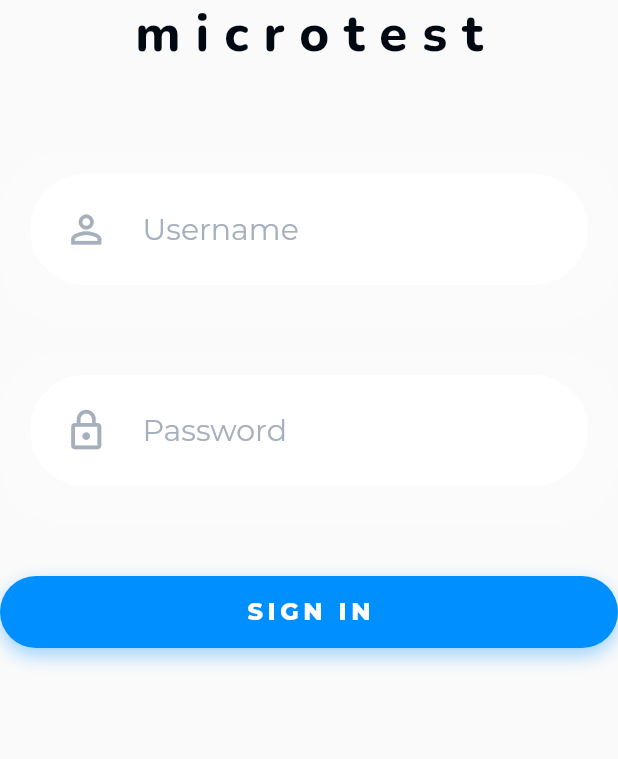
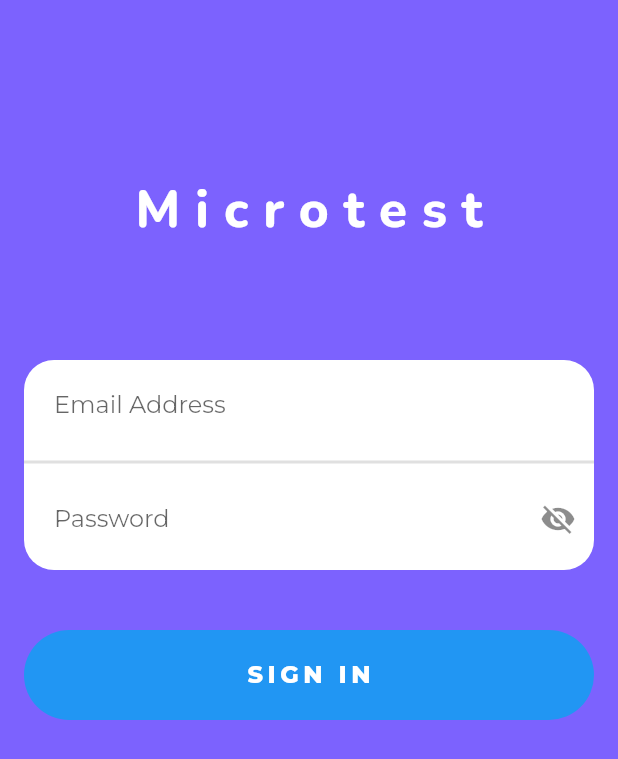
Before and after one commit to Donfreddy/microtest, a Flutter app: the screen it shows after launch, on a phone screen of 412 x 824 dp. Shown: the top 759 px of the screen. Run offline on Flutter 3.47's test engine with Material 2 defaults, Android fonts, the phone set to English and light mode, and no system bars; drawn by our look-alikes of loader_overlay; our stand-ins replace badges, cloud_firestore, firebase_auth, firebase_core, flutter_svg, google_fonts and 2 more; missing offline and left inert: cron, http_interceptor, multiavatar; accounts and stored records are empty; network calls fail.

Commit message:
fix: update login_page.dart

```diff
--- a/lib/pages/login_page.dart
+++ b/lib/pages/login_page.dart
@@ -4,6 +4,7 @@ import 'package:loader_overlay/loader_overlay.dart';
 import 'package:provider/provider.dart';
 
 import '../providers/authentication.dart';
+import '../theme/colors.dart';
 
 class LoginPage extends StatefulWidget {
   const LoginPage({Key? key}) : super(key: key);
@@ -16,42 +17,139 @@ class _LoginPageState extends State<LoginPage> {
   final _formKey = GlobalKey<FormState>();
   final _emailController = TextEditingController();
   final _passwordController = TextEditingController();
+  bool _isObscure = true;
 
   @override
   Widget build(BuildContext context) {
     return Scaffold(
+      backgroundColor: appBgColorPrimary,
       body: LoaderOverlay(
         child: SingleChildScrollView(
+          reverse: true,
           child: Column(
             crossAxisAlignment: CrossAxisAlignment.center,
             children: [
-              _logoText(),
+              const SizedBox(height: 40),
+              Center(
+                child: Container(
+                  height: 200,
+                  alignment: Alignment.center,
+                  child: Text(
+                    "Microtest",
+                    style: GoogleFonts.nunito(
+                      textStyle: const TextStyle(
+                        fontSize: 34,
+                        fontWeight: FontWeight.w800,
+                        color: Colors.white,
+                        letterSpacing: 10,
+                      ),
+                    ),
+                    // textAlign: TextAlign.center,
+                  ),
+                ),
+              ),
               Form(
-                  key: _formKey,
-                  autovalidateMode: AutovalidateMode.onUserInteraction,
+                key: _formKey,
+                child: Padding(
+                  padding: const EdgeInsets.symmetric(horizontal: 16),
                   child: Column(
                     children: [
-                      _inputField(
-                          _emailController,
-                          const Icon(
-                            Icons.person_outline,
-                            size: 30,
-                            color: Color(0xffA6B0BD),
+                      Container(
+                        height: 140,
+                        width: 530,
+                        decoration: const BoxDecoration(
+                            borderRadius: BorderRadius.all(Radius.circular(20)),
+                            color: Colors.white),
+                        child: Column(
+                          children: <Widget>[
+                            TextFormField(
+                              controller: _emailController,
+                              textInputAction: TextInputAction.next,
+                              keyboardType: TextInputType.emailAddress,
+                              style: GoogleFonts.montserrat(
+                                textStyle: const TextStyle(
+                                  fontSize: 16,
+                                  fontWeight: FontWeight.w400,
+                                  color: Color(0xff000912),
+                                ),
+                              ),
+                              decoration: const InputDecoration(
+                                  border: InputBorder.none,
+                                  hintText: "Email Address",
+                                  contentPadding: EdgeInsets.all(20)),
+                              onEditingComplete: () =>
+                                  FocusScope.of(context).nextFocus(),
+                            ),
+                            const Divider(thickness: 2),
+                            TextFormField(
+                              controller: _passwordController,
+                              textInputAction: TextInputAction.done,
+                              keyboardType: TextInputType.text,
+                              style: GoogleFonts.montserrat(
+                                textStyle: const TextStyle(
+                                  fontSize: 16,
+                                  fontWeight: FontWeight.w400,
+                                  color: Color(0xff000912),
+                                ),
+                              ),
+                              decoration: InputDecoration(
+                                border: InputBorder.none,
+                                hintText: "Password",
+                                contentPadding: const EdgeInsets.all(20),
+                                // Adding the visibility icon to toggle visibility of the password field
+                                suffixIcon: IconButton(
+                                  icon: Icon(_isObscure
+                                      ? Icons.visibility_off
+                                      : Icons.visibility),
+                                  onPressed: () {
+                                    setState(() {
+                                      _isObscure = !_isObscure;
+                                    });
+                                  },
+                                ),
+                              ),
+                              obscureText: _isObscure,
+                            ),
+                          ],
+                        ),
+                      ),
+                      const SizedBox(height: 40),
+                      Container(
+                        width: MediaQuery.of(context).size.width / 0.4,
+                        height: 60,
+                        padding: const EdgeInsets.only(top: 00),
+                        child: ElevatedButton(
+                          style: ElevatedButton.styleFrom(
+                            elevation: 0,
+                            shape: const StadiumBorder(),
                           ),
-                          "Username",
-                          false),
-                      _inputField(
-                          _passwordController,
-                          const Icon(
-                            Icons.lock_outline,
-                            size: 30,
-                            color: Color(0xffA6B0BD),
+                          onPressed: () {
+                            if (_formKey.currentState!.validate()) {
+                              context.loaderOverlay.show();
+                              context.read<AuthenticationProvider>().signIn(
+                                  context,
+                                  email: _emailController.text.trim(),
+                                  password: _passwordController.text.trim());
+                            }
+                          },
+                          child: Text(
+                            "SIGN IN",
+                            style: GoogleFonts.montserrat(
+                              textStyle: const TextStyle(
+                                fontSize: 16,
+                                fontWeight: FontWeight.w800,
+                                color: Colors.white,
+                                letterSpacing: 3,
+                              ),
+                            ),
                           ),
-                          "Password",
-                          true),
-                      _loginBtn()
+                        ),
+                      ),
                     ],
-                  )),
+                  ),
+                ),
+              ),
+              const SizedBox(height: 40),
             ],
           ),
         ),
```
